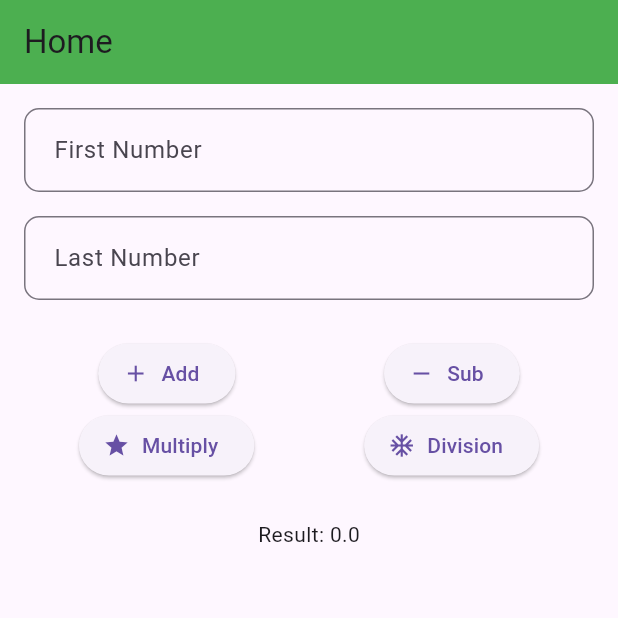
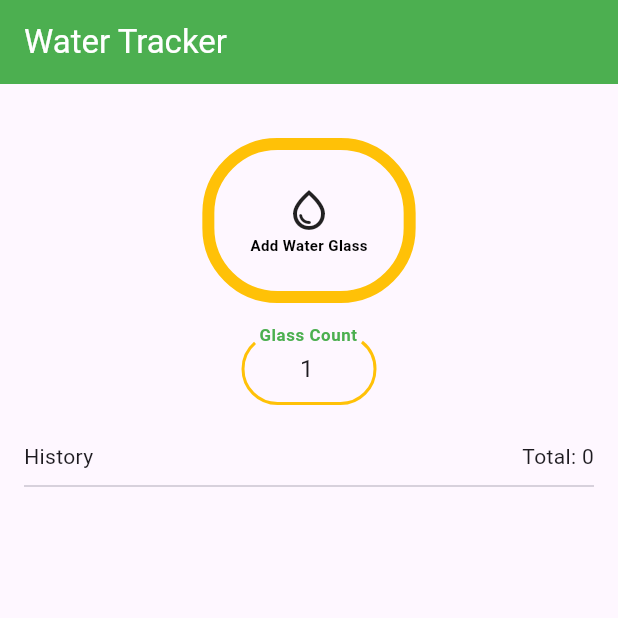
Before and after one commit to mdnahidhasan999/flutter_live, a Flutter app: the screen it shows after launch, on a phone screen of 412 x 824 dp, the top half of it. Run offline on Flutter 3.47's test engine with Material 3 defaults, Android fonts, the phone set to English and light mode, and no system bars.

Commit message:
Water tracker

```diff
--- a/lib/home_screen.dart
+++ b/lib/home_screen.dart
@@ -1,4 +1,5 @@
 import 'package:flutter/material.dart';
+import 'package:intl/intl.dart';
 
 class HomeScreen extends StatefulWidget {
   const HomeScreen({super.key});
@@ -8,110 +9,151 @@ class HomeScreen extends StatefulWidget {
 }
 
 class _HomeScreenState extends State<HomeScreen> {
-  final TextEditingController _firstNumberController = TextEditingController();
-  final TextEditingController _lastNumberController = TextEditingController();
-  double _result = 0;
+  final TextEditingController _waterIntakeController = TextEditingController(
+    text: '1',
+  );
+  List<WaterConsume> waterConsumeList = [];
 
   @override
   Widget build(BuildContext context) {
     return Scaffold(
-      appBar: AppBar(title: Text('Home')),
+      appBar: AppBar(title: Text('Water Tracker')),
       body: Padding(
-        padding: const EdgeInsets.all(16),
+        padding: const EdgeInsets.all(16.0),
         child: Column(
+          mainAxisAlignment: MainAxisAlignment.center,
           children: [
-            TextField(
-              controller: _firstNumberController,
-              decoration: InputDecoration(
-                labelText: 'First Number',
-                hintText: 'Enter your first number',
+            SizedBox(height: 20),
+            _buildWaterConsumeBTN(),
+            SizedBox(height: 20),
+            SizedBox(
+              width: 90,
+              child: TextField(
+                controller: _waterIntakeController,
+                keyboardType: TextInputType.number,
+                textAlign: TextAlign.center,
+                decoration: InputDecoration(
+                  labelText: 'Glass Count',
+                  labelStyle: TextStyle(
+                    color: Colors.green,
+                    fontSize: 15,
+                    fontWeight: FontWeight.bold,
+                  ),
+                  enabledBorder: OutlineInputBorder(
+                    borderRadius: BorderRadius.circular(50),
+                    borderSide: BorderSide(color: Colors.amber, width: 2),
+                  ),
+                  focusedBorder: OutlineInputBorder(
+                    borderRadius: BorderRadius.circular(50),
+                    borderSide: BorderSide(color: Colors.green, width: 2),
+                  ),
+                  contentPadding: EdgeInsets.symmetric(
+                    vertical: 10,
+                    horizontal: 8,
+                  ),
+                ),
               ),
-              keyboardType: TextInputType.number,
             ),
-            SizedBox(height: 16), // Add spacing between fields()
-            TextField(
-              controller: _lastNumberController,
-              decoration: InputDecoration(
-                labelText: 'Last Number',
-                hintText: 'Enter your last number',
-              ),
-              keyboardType: TextInputType.number,
-            ),
-            SizedBox(height: 25),
+            SizedBox(height: 24),
             Row(
-              mainAxisAlignment: MainAxisAlignment.spaceAround,
+              mainAxisAlignment: MainAxisAlignment.spaceBetween,
               children: [
-                ElevatedButton.icon(
-                  onPressed: _addNumbers,
-                  icon: Icon(Icons.add),
-                  label: Text('Add'),
-                ),
-                ElevatedButton.icon(
-                  onPressed: _subNumbers,
-                  icon: Icon(Icons.remove),
-                  label: Text('Sub'),
-                ),
+                Text('History'),
+                Text('Total: ${_getTotalWaterConsume()}'),
               ],
             ),
-            Row(
-              mainAxisAlignment: MainAxisAlignment.spaceAround,
-              children: [
-                ElevatedButton.icon(
-                  onPressed: _multiPly,
-                  icon: Icon(Icons.star),
-                  label: Text('Multiply'),
-                ),
-                ElevatedButton.icon(
-                  onPressed: _division,
-                  icon: Icon(Icons.ac_unit_outlined),
-                  label: Text('Division'),
-                ),
-              ],
-            ),
-            SizedBox(height: 25),
-            Text('Result: $_result'),
+            Divider(height: 20),
+            buildWaterListView(),
           ],
         ),
       ),
     );
   }
 
-  void _addNumbers() {
-    final firstNumber = double.tryParse(_firstNumberController.text) ?? 0;
-    final lastNumber = double.tryParse(_lastNumberController.text) ?? 0;
-    setState(() {
-      _result = firstNumber + lastNumber;
-    });
+  GestureDetector _buildWaterConsumeBTN() {
+    return GestureDetector(
+      onTap: _addWaterConsume,
+      child: Container(
+        decoration: BoxDecoration(
+          borderRadius: BorderRadius.circular(50),
+
+          border: Border.all(color: Colors.amber, width: 8),
+        ),
+        child: Padding(
+          padding: const EdgeInsets.all(24.0),
+          child: Column(
+            children: [
+              Icon(Icons.water_drop_outlined, size: 32),
+              Text(
+                'Add Water Glass',
+                style: TextStyle(
+                  fontSize: 10,
+                  fontWeight: FontWeight.bold,
+                  color: Colors.black,
+                ),
+              ),
+            ],
+          ),
+        ),
+      ),
+    );
   }
 
-  void _subNumbers() {
-    final firstNumber = double.tryParse(_firstNumberController.text) ?? 0;
-    final lastNumber = double.tryParse(_lastNumberController.text) ?? 0;
-    setState(() {
-      _result = firstNumber - lastNumber;
-    });
+  Widget buildWaterListView() {
+    return Expanded(
+      child: ListView.builder(
+        primary: false,
+        reverse: true,
+        itemCount: waterConsumeList.length,
+        itemBuilder: (BuildContext context, int index) {
+          return _buildSingleListItem(waterConsumeList[index], index + 1);
+        },
+      ),
+    );
   }
 
-  void _multiPly() {
-    final firstNumber = double.tryParse(_firstNumberController.text) ?? 0;
-    final lastNumber = double.tryParse(_lastNumberController.text) ?? 0;
-    setState(() {
-      _result = firstNumber * lastNumber;
-    });
+  Widget _buildSingleListItem(WaterConsume waterConsume, int selectedIndex) {
+    return ListTile(
+      title: Text(DateFormat.yMEd().add_jms().format(waterConsume.time)),
+      leading: CircleAvatar(
+        backgroundColor: Colors.amber,
+        child: Text('$selectedIndex'),
+      ),
+      trailing: Text(
+        'Water Glass: ${waterConsume.glassCount}',
+        style: TextStyle(
+          fontWeight: FontWeight.bold,
+          fontSize: 15,
+          color: Colors.green,
+        ),
+      ),
+    );
   }
 
-  void _division() {
-    final firstNumber = double.tryParse(_firstNumberController.text) ?? 0;
-    final lastNumber = double.tryParse(_lastNumberController.text) ?? 0;
-    setState(() {
-      _result = firstNumber / lastNumber;
-    });
+  void _addWaterConsume() {
+    int glassCount = int.tryParse(_waterIntakeController.text) ?? 1;
+    WaterConsume waterConsume = WaterConsume(
+      time: DateTime.now(),
+      glassCount: glassCount,
+    );
+    waterConsumeList.add(waterConsume);
+    setState(() {});
   }
 
-  @override
-  void dispose() {
-    _firstNumberController.dispose();
-    _lastNumberController.dispose();
-    super.dispose();
+  int _getTotalWaterConsume() {
+    int totalCount = 0;
+    for (WaterConsume consume in waterConsumeList) {
+      totalCount += consume.glassCount;
+    }
+    return totalCount;
   }
 }
+
+class WaterConsume {
+  final DateTime time;
+  final int glassCount;
+
+  WaterConsume({required this.time, required this.glassCount});
+}
+
+//113
--- a/lib/main.dart
+++ b/lib/main.dart
@@ -1,31 +1,21 @@
 import 'package:flutter/material.dart';
-
-import 'home_screen.dart';
+import 'package:flutter_live/home_screen.dart';
 
 void main() {
-  runApp(CalculatorApp());
+  runApp(WaterTrakerApp());
 }
 
-class CalculatorApp extends StatelessWidget {
-  const CalculatorApp({super.key});
+class WaterTrakerApp extends StatelessWidget {
+  const WaterTrakerApp({super.key});
 
   @override
   Widget build(BuildContext context) {
     return MaterialApp(
-      title: 'Calculator',
       home: HomeScreen(),
       theme: ThemeData(
-        appBarTheme: AppBarTheme(backgroundColor: Colors.green),
-        inputDecorationTheme: InputDecorationTheme(
-          border: OutlineInputBorder(
-            borderRadius: BorderRadius.circular(10),
-            borderSide: BorderSide(color: Colors.red),
-          ),
-          focusedBorder: OutlineInputBorder(
-            borderRadius: BorderRadius.circular(10),
-            borderSide: BorderSide(color: Colors.blue),
-          ),
-          contentPadding: EdgeInsets.all(16),
+        appBarTheme: AppBarTheme(
+          backgroundColor: Colors.green,
+          foregroundColor: Colors.white,
         ),
       ),
     );
--- a/pubspec.yaml
+++ b/pubspec.yaml
@@ -30,6 +30,7 @@ environment:
 dependencies:
   flutter:
     sdk: flutter
+  intl: ^0.19.0
 
   # The following adds the Cupertino Icons font to your application.
   # Use with the CupertinoIcons class for iOS style icons.
```
Also changed, not shown: pubspec.lock.
